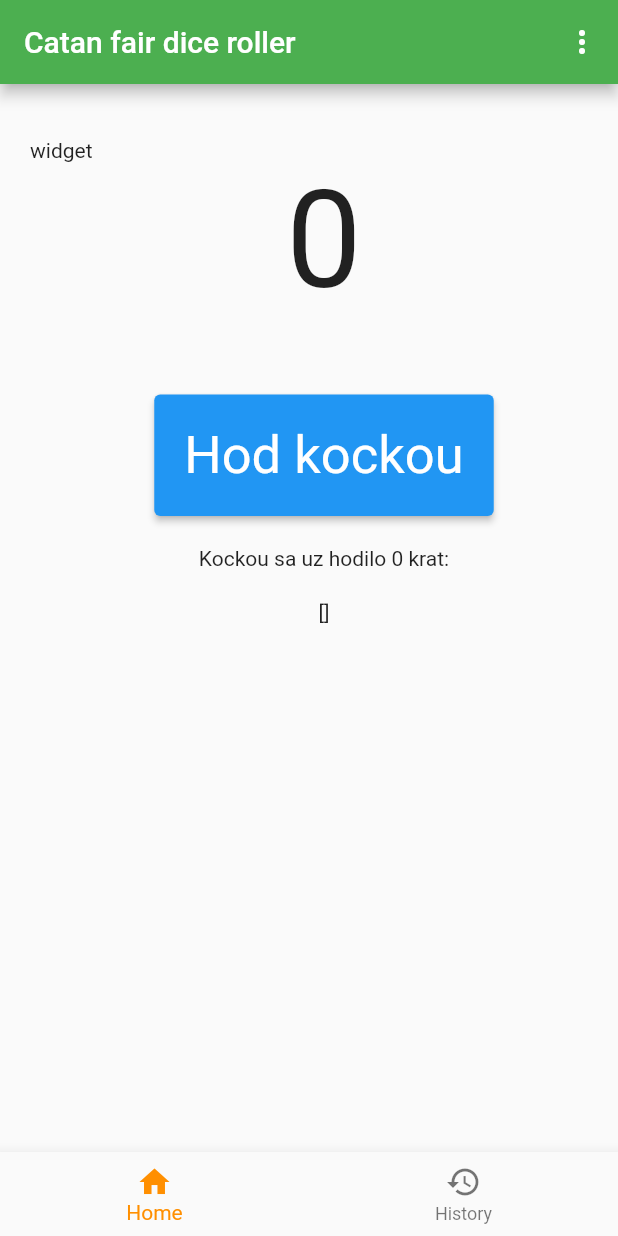
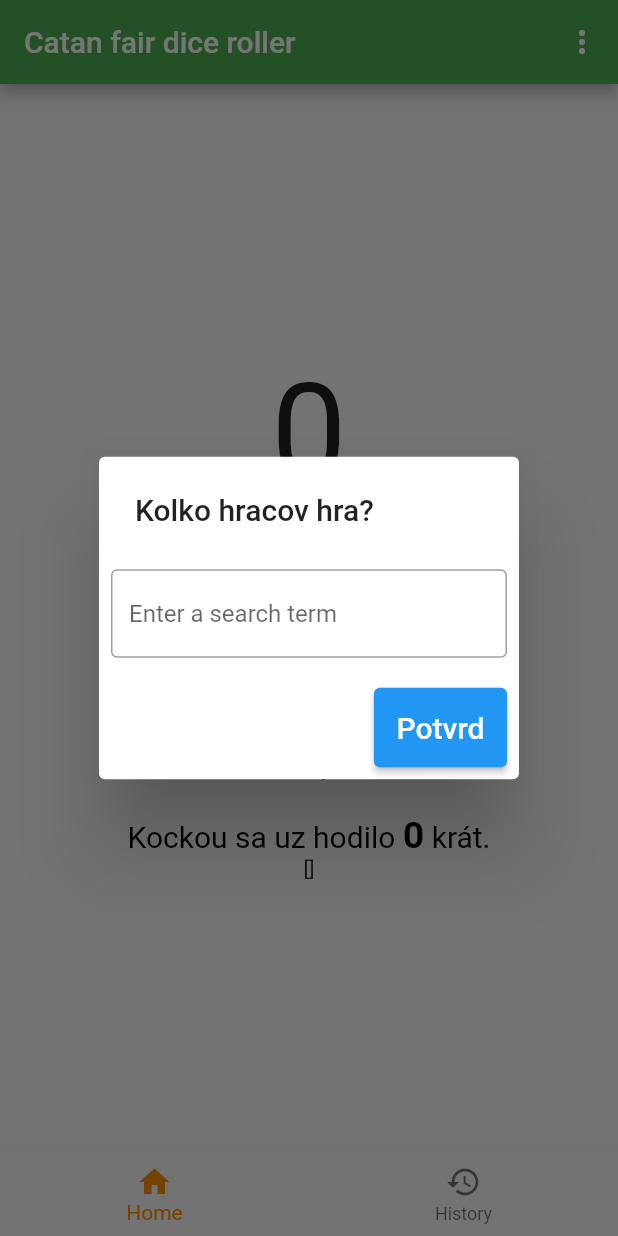
Before and after one commit to rastislavuhrin/Catan-fair-dice-roller, a Flutter app: the screen it shows after launch, after a tap on "Hod kockou", on a phone screen of 412 x 824 dp. Run offline on Flutter 3.47's test engine with Material 2 defaults, Android fonts, the phone set to English and light mode, and no system bars.

Commit message:
fixed choose player alert

```diff
--- a/lib/main.dart
+++ b/lib/main.dart
@@ -32,7 +32,8 @@
   List<int> nextRoundSevens = [];
   bool firstGeneration = true;
   List<int> whichPlayerRollsSeven = [];
-  int players = 4;
+  int players = 3;
+  bool playersAlreadyChosen = false;
 
   void newGame() {
     history.clear();
@@ -41,6 +42,51 @@
     firstGeneration = true;
 
     notifyListeners();
+  }
+
+  chooseNumberOfPlayers(BuildContext context) {
+    // Create button
+    Widget enterPlayers = TextField(
+      keyboardType: TextInputType.number,
+      onChanged: (value) {
+        players = int.parse(value);
+        notifyListeners();
+        print('HAHA $players');
+      },
+      decoration: InputDecoration(
+        border: OutlineInputBorder(),
+        hintText: 'Enter a search term',
+      ),
+    );
+    Widget okButton = Container(
+      margin: EdgeInsets.only(top: 20),
+      child: ElevatedButton(
+        style: ElevatedButton.styleFrom(padding: EdgeInsets.all(15)),
+        child: Text(
+          "Potvrd",
+          style: TextStyle(fontSize: 20),
+        ),
+        onPressed: () {
+          Navigator.of(context).pop();
+        },
+      ),
+    );
+    // Create AlertDialog
+    AlertDialog alert = AlertDialog(
+      title: Text("Kolko hracov hra?"),
+      actions: [
+        enterPlayers,
+        okButton,
+      ],
+    );
+
+    // show the dialog
+    showDialog(
+      context: context,
+      builder: (BuildContext context) {
+        return alert;
+      },
+    );
   }
 }
 
@@ -104,50 +150,11 @@
       );
     }
 
-    chooseNumberOfPlayers(BuildContext context) {
-      // Create button
-      Widget cancelButton = TextField(
-        decoration: InputDecoration(
-          border: OutlineInputBorder(),
-          hintText: 'Enter a search term',
-        ),
-      );
-      Widget okButton = Container(
-        margin: EdgeInsets.only(top: 20),
-        child: ElevatedButton(
-          style: ElevatedButton.styleFrom(padding: EdgeInsets.all(15)),
-          child: Text(
-            "Potvrd",
-            style: TextStyle(fontSize: 20),
-          ),
-          onPressed: () {
-            appState.newGame();
-            Navigator.of(context).pop();
-          },
-        ),
-      );
-      // Create AlertDialog
-      AlertDialog alert = AlertDialog(
-        title: Text("Kolko hracov hra?"),
-        actions: [
-          cancelButton,
-          okButton,
-        ],
-      );
-
-      // show the dialog
-      showDialog(
-        context: context,
-        builder: (BuildContext context) {
-          return alert;
-        },
-      );
-    }
-
     void handleClick(String value) {
       switch (value) {
         case 'Zvol pocet hracov':
-          chooseNumberOfPlayers(context);
+          appState.chooseNumberOfPlayers(context);
+          appState.playersAlreadyChosen = true;
           print("preslo1");
           break;
         case 'Nova hra':
@@ -349,15 +356,9 @@
     }
 
     return Center(
-      child: Padding(
-        padding: EdgeInsets.only(top: 36.0, left: 20),
       child: Column(
-          // mainAxisAlignment: MainAxisAlignment.center,
+        mainAxisAlignment: MainAxisAlignment.center,
         children: [
-            Align(
-              alignment: Alignment.topLeft,
-              child: Text("widget"),
-            ),
           Text(
             '${appState.randomValue}',
             style: TextStyle(fontSize: 90),
@@ -365,8 +366,9 @@
           SizedBox(height: 50),
           ElevatedButton(
             onPressed: () {
-                if (appState.firstGeneration) {
-                  // showAlertDialog(context);
+              if (!appState.playersAlreadyChosen) {
+                appState.chooseNumberOfPlayers(context);
+                appState.playersAlreadyChosen = true;
               } else {
                 switch (order[appState.mainIndex]) {
                   case 1:
@@ -404,7 +406,6 @@
           HistoryPage()
         ],
       ),
-      ),
     );
   }
 }
@@ -420,15 +421,42 @@
   @override
   Widget build(BuildContext context) {
     var appState = context.watch<AppState>();
-    var daco = [1, 2, 3, 3];
-    List<String> litems = ["1", "2", "Third", "4"];
 
     return Center(
         child: Column(
       children: [
         Padding(
           padding: const EdgeInsets.all(20),
-          child: Text('Kockou sa uz hodilo ${appState.history.length} krat:'),
+          child: RichText(
+            text: TextSpan(
+              style: TextStyle(fontSize: 20, color: Colors.black),
+              children: <TextSpan>[
+                TextSpan(text: 'Túto hru hrajú '),
+                TextSpan(
+                    text: '${appState.players}',
+                    style: TextStyle(
+                      fontWeight: FontWeight.bold,
+                      fontSize: 25,
+                    )),
+                TextSpan(text: ' hráči.'),
+              ],
+            ),
+          ),
+        ),
+        RichText(
+          text: TextSpan(
+            style: TextStyle(fontSize: 20, color: Colors.black),
+            children: <TextSpan>[
+              TextSpan(text: 'Kockou sa uz hodilo '),
+              TextSpan(
+                  text: '${appState.history.length}',
+                  style: TextStyle(
+                    fontWeight: FontWeight.bold,
+                    fontSize: 25,
+                  )),
+              TextSpan(text: ' krát.'),
+            ],
+          ),
         ),
         Text('${appState.history}'),
       ],
```
Lines whose indentation alone changed are shown as unchanged.
